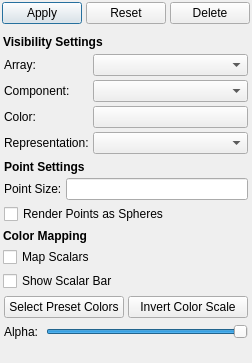
Before: the Qt Designer form SIMPLVtkLib/QtWidgets/UI_Files/VSInfoWidget.ui in tplatt77/SIMPLVtkLib, drawn with Qt 5.
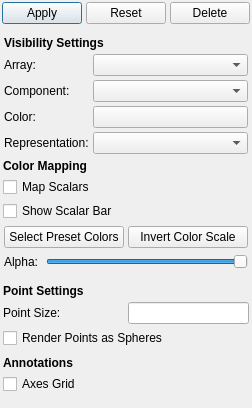
After: the same form once the commit is applied. Custom widgets are drawn as their Qt base class.

Commit message: Added an option to view or disable axes grid lines for a filter.

```diff
--- a/SIMPLVtkLib/QtWidgets/UI_Files/VSInfoWidget.ui
+++ b/SIMPLVtkLib/QtWidgets/UI_Files/VSInfoWidget.ui
@@ -7,7 +7,7 @@
     <x>0</x>
     <y>0</y>
     <width>237</width>
-    <height>363</height>
+    <height>408</height>
    </rect>
   </property>
   <property name="windowTitle">
@@ -133,7 +133,7 @@
         <x>0</x>
         <y>0</y>
         <width>235</width>
-        <height>332</height>
+        <height>377</height>
        </rect>
       </property>
       <property name="sizePolicy">
@@ -155,9 +155,53 @@
        <property name="bottomMargin">
         <number>1</number>
        </property>
+       <property name="horizontalSpacing">
+        <number>4</number>
+       </property>
+       <property name="verticalSpacing">
+        <number>6</number>
+       </property>
+       <item row="5" column="0">
+        <widget class="QWidget" name="annotationWidget" native="true">
+         <layout class="QVBoxLayout" name="verticalLayout">
        <property name="spacing">
         <number>4</number>
        </property>
+          <property name="leftMargin">
+           <number>1</number>
+          </property>
+          <property name="topMargin">
+           <number>1</number>
+          </property>
+          <property name="rightMargin">
+           <number>1</number>
+          </property>
+          <property name="bottomMargin">
+           <number>1</number>
+          </property>
+          <item>
+           <widget class="QLabel" name="annotationLabel">
+            <property name="font">
+             <font>
+              <weight>75</weight>
+              <bold>true</bold>
+             </font>
+            </property>
+            <property name="text">
+             <string>Annotations</string>
+            </property>
+           </widget>
+          </item>
+          <item>
+           <widget class="QCheckBox" name="viewAxesGridCheckBox">
+            <property name="text">
+             <string>Axes Grid</string>
+            </property>
+           </widget>
+          </item>
+         </layout>
+        </widget>
+       </item>
        <item row="2" column="0">
         <widget class="QWidget" name="viewSettingsWidget" native="true">
          <property name="sizePolicy">
@@ -188,19 +232,6 @@
           <property name="spacing">
            <number>4</number>
           </property>
-          <item row="1" column="0">
-           <widget class="QLabel" name="visibilityTopicLabel">
-            <property name="font">
-             <font>
-              <weight>75</weight>
-              <bold>true</bold>
-             </font>
-            </property>
-            <property name="text">
-             <string>Visibility Settings</string>
-            </property>
-           </widget>
-          </item>
           <item row="6" column="0">
            <widget class="QWidget" name="transparencyWidget" native="true">
             <layout class="QGridLayout" name="gridLayout_10">
@@ -484,10 +515,55 @@
                </property>
               </widget>
              </item>
+             <item row="0" column="0" colspan="2">
+              <widget class="QLabel" name="visibilityTopicLabel">
+               <property name="font">
+                <font>
+                 <weight>75</weight>
+                 <bold>true</bold>
+                </font>
+               </property>
+               <property name="text">
+                <string>Visibility Settings</string>
+               </property>
+              </widget>
+             </item>
+            </layout>
+           </widget>
+          </item>
             </layout>
            </widget>
           </item>
           <item row="3" column="0">
+        <widget class="VSTransformWidget" name="transformWidget" native="true">
+         <property name="sizePolicy">
+          <sizepolicy hsizetype="Minimum" vsizetype="Preferred">
+           <horstretch>0</horstretch>
+           <verstretch>0</verstretch>
+          </sizepolicy>
+         </property>
+         <property name="maximumSize">
+          <size>
+           <width>260</width>
+           <height>16777215</height>
+          </size>
+         </property>
+        </widget>
+       </item>
+       <item row="6" column="0">
+        <spacer name="verticalSpacer">
+         <property name="orientation">
+          <enum>Qt::Vertical</enum>
+         </property>
+         <property name="sizeHint" stdset="0">
+          <size>
+           <width>20</width>
+           <height>143</height>
+          </size>
+         </property>
+        </spacer>
+       </item>
+       <item row="4" column="0">
            <widget class="QWidget" name="pointRenderingWidget" native="true">
             <layout class="QGridLayout" name="gridLayout_3">
              <property name="leftMargin">
@@ -513,10 +589,23 @@
               </widget>
              </item>
              <item row="1" column="1">
-              <widget class="QLineEdit" name="pointSizeEdit"/>
+           <widget class="QLineEdit" name="pointSizeEdit">
+            <property name="sizePolicy">
+             <sizepolicy hsizetype="Minimum" vsizetype="Fixed">
+              <horstretch>0</horstretch>
+              <verstretch>0</verstretch>
+             </sizepolicy>
+            </property>
+           </widget>
              </item>
              <item row="1" column="0">
               <widget class="QLabel" name="pointSizeLabel">
+            <property name="sizePolicy">
+             <sizepolicy hsizetype="Minimum" vsizetype="Preferred">
+              <horstretch>0</horstretch>
+              <verstretch>0</verstretch>
+             </sizepolicy>
+            </property>
                <property name="text">
                 <string>Point Size:</string>
                </property>
@@ -536,38 +625,6 @@
               </widget>
              </item>
             </layout>
-           </widget>
-          </item>
-         </layout>
-        </widget>
-       </item>
-       <item row="4" column="0">
-        <spacer name="verticalSpacer">
-         <property name="orientation">
-          <enum>Qt::Vertical</enum>
-         </property>
-         <property name="sizeHint" stdset="0">
-          <size>
-           <width>20</width>
-           <height>143</height>
-          </size>
-         </property>
-        </spacer>
-       </item>
-       <item row="3" column="0">
-        <widget class="VSTransformWidget" name="transformWidget" native="true">
-         <property name="sizePolicy">
-          <sizepolicy hsizetype="Minimum" vsizetype="Preferred">
-           <horstretch>0</horstretch>
-           <verstretch>0</verstretch>
-          </sizepolicy>
-         </property>
-         <property name="maximumSize">
-          <size>
-           <width>260</width>
-           <height>16777215</height>
-          </size>
-         </property>
         </widget>
        </item>
       </layout>
```
Lines whose indentation alone changed are shown as unchanged. The commit also changes 6 other files.
